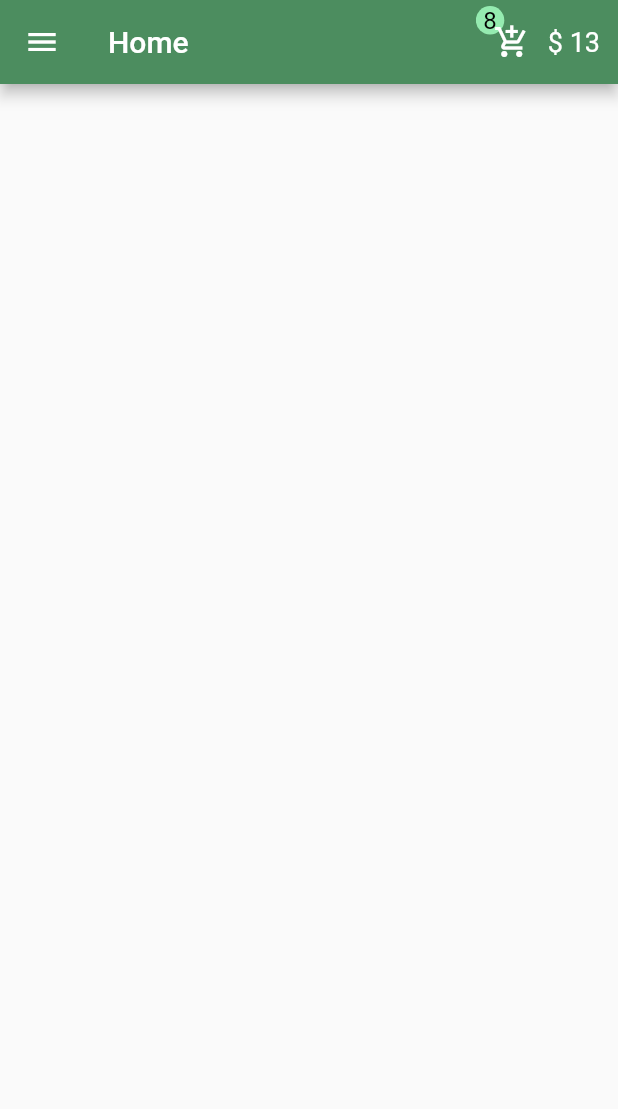
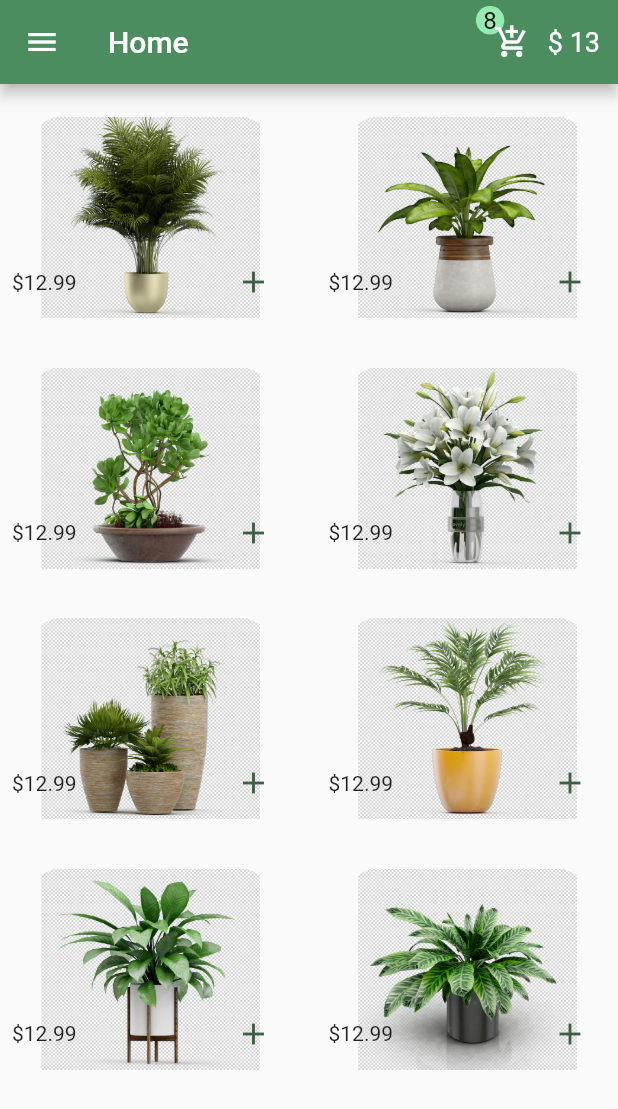
Before and after one commit to mohamedmostfa2000/E-commerce, a Flutter app: the screen it shows after launch, on a phone screen of 412 x 824 dp. Shown: the top 1109 px of the screen. Run offline on Flutter 3.47's test engine with Material 2 defaults, Android fonts, the phone set to English and light mode, and no system bars.

Commit message:
Mohamed Mostfa - Home Screen Design

```diff
--- /dev/null
+++ b/lib/model/item.dart
@@ -0,0 +1,17 @@
+class Item {
+  String imgPath;
+  double price;
+
+  Item({required this.imgPath, required this.price});
+}
+
+final List<Item> items = [
+  Item(price: 12.99, imgPath: "assets/images/1.webp"),
+  Item(price: 12.99, imgPath: "assets/images/2.webp"),
+  Item(price: 12.99, imgPath: "assets/images/3.webp"),
+  Item(price: 12.99, imgPath: "assets/images/4.webp"),
+  Item(price: 12.99, imgPath: "assets/images/5.webp"),
+  Item(price: 12.99, imgPath: "assets/images/6.webp"),
+  Item(price: 12.99, imgPath: "assets/images/7.webp"),
+  Item(price: 12.99, imgPath: "assets/images/8.webp"),
+];
--- a/lib/pages/home.dart
+++ b/lib/pages/home.dart
@@ -1,5 +1,6 @@
 import 'package:e_commerce/shared/colors.dart';
 import 'package:flutter/material.dart';
+import 'package:e_commerce/model/item.dart';
 
 class Home extends StatelessWidget {
   const Home({Key? key}) : super(key: key);
@@ -7,6 +8,47 @@ class Home extends StatelessWidget {
   @override
   Widget build(BuildContext context) {
     return Scaffold(
+        body: Padding(
+          padding: const EdgeInsets.only(top: 22),
+          child: GridView.builder(
+              gridDelegate: const SliverGridDelegateWithFixedCrossAxisCount(
+                  crossAxisCount: 2,
+                  childAspectRatio: 3 / 2,
+                  crossAxisSpacing: 10,
+                  mainAxisSpacing: 33),
+              itemCount: items.length,
+              itemBuilder: (BuildContext context, int index) {
+                return GestureDetector(
+                  onTap: () {},
+                  child: GridTile(
+                    footer: GridTileBar(
+// backgroundColor: Color.fromARGB(66, 73, 127, 110),
+                      trailing: IconButton(
+                          color: Color.fromARGB(255, 62, 94, 70),
+                          onPressed: () {},
+                          icon: const Icon(Icons.add)),
+
+                      leading: const Text("\$12.99"),
+
+                      title: const Text(
+                        "",
+                      ),
+                    ),
+                    child: Stack(children: [
+                      Positioned(
+                        top: -3,
+                        bottom: -9,
+                        right: 0,
+                        left: 0,
+                        child: ClipRRect(
+                            borderRadius: BorderRadius.circular(55),
+                            child: Image.asset(items[index].imgPath)),
+                      ),
+                    ]),
+                  ),
+                );
+              }),
+        ),
         drawer: Drawer(
           child: Column(
             mainAxisAlignment: MainAxisAlignment.spaceBetween,
```
Also changed, not shown: assets/images/1.webp (added), assets/images/2.webp (added), assets/images/3.webp (added), assets/images/4.webp (added), assets/images/5.webp (added), assets/images/6.webp (added), assets/images/7.webp (added), assets/images/8.webp (added).
